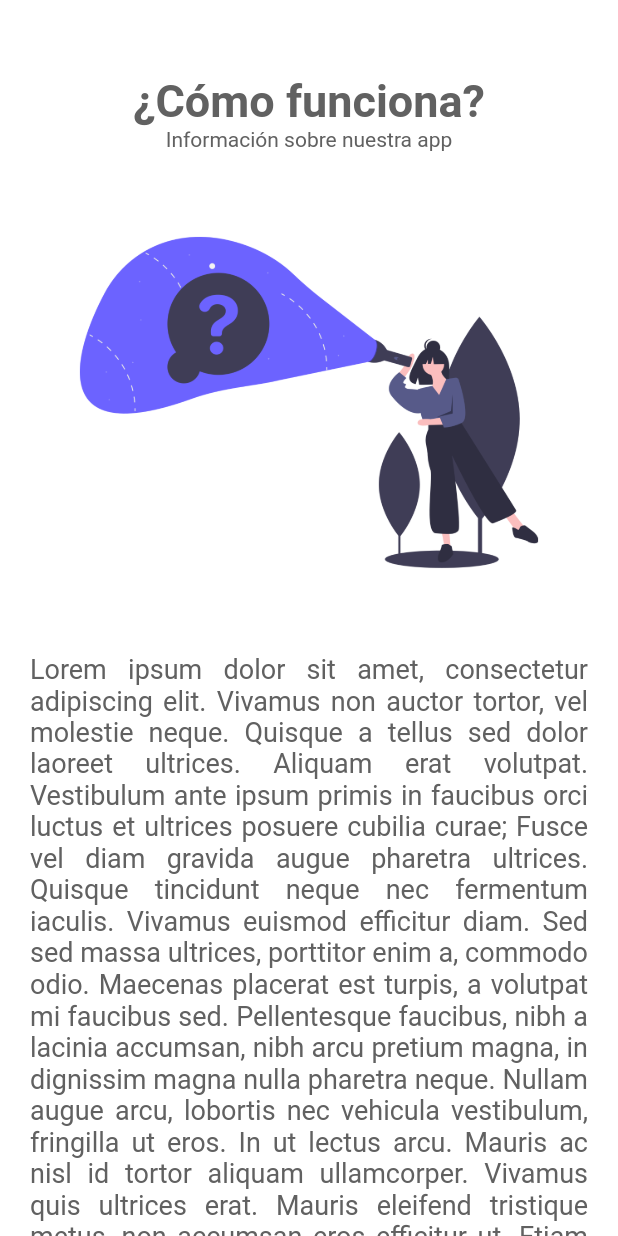
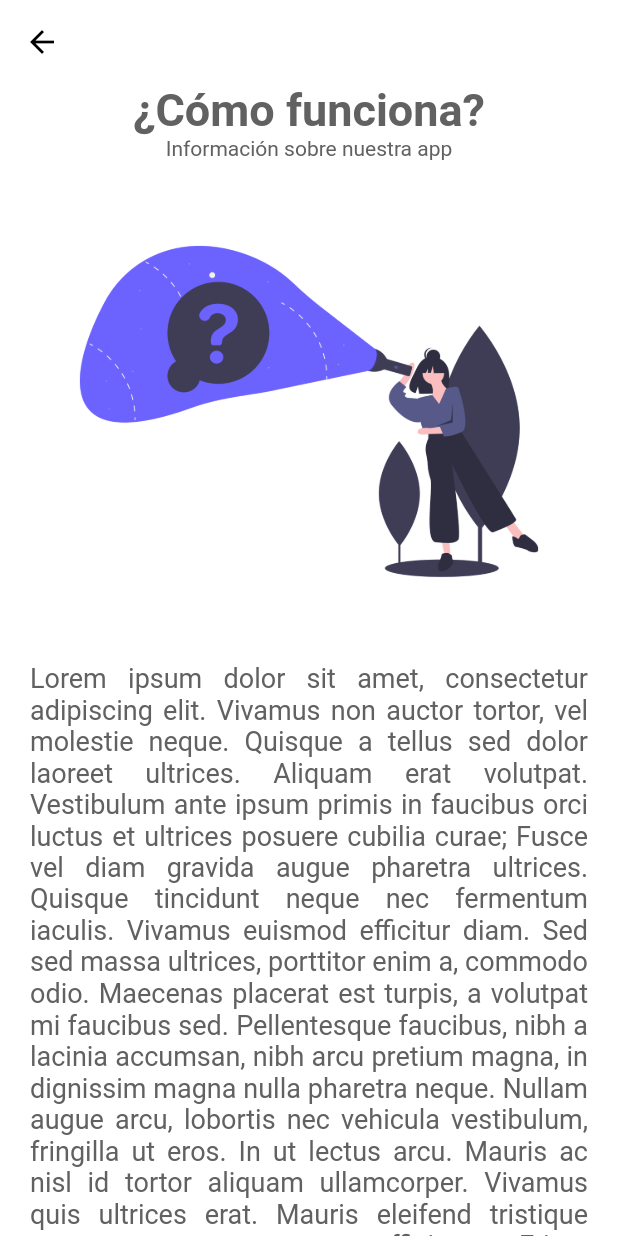
Before and after one commit to ErickLlerenas/diamonds-for-ff, a Flutter app: the HowItWorks screen opened directly, on a phone screen of 412 x 824 dp. Run offline on Flutter 3.47's test engine with Material 2 defaults, Android fonts, the phone set to English and light mode, and no system bars; our stand-ins replace cloud_firestore, font_awesome_flutter, google_sign_in; missing offline and left inert: applovin, flutter_auth_buttons; accounts and stored records are empty.

```diff
--- a/lib/screens/awards_screen.dart
+++ b/lib/screens/awards_screen.dart
@@ -15,14 +15,10 @@ class _AdwardsScreenState extends State<AdwardsScreen> {
     return Scaffold(
       backgroundColor: Colors.white,
       body: SingleChildScrollView(
-        padding: EdgeInsets.symmetric(vertical: 40),
         child: Center(
           child: Column(
             mainAxisAlignment: MainAxisAlignment.center,
             children: <Widget>[
-              SizedBox(
-                height: 20,
-              ),
               Text(
                 "Canjea Diamantes",
                 style: TextStyle(
--- a/lib/screens/how_it_works.dart
+++ b/lib/screens/how_it_works.dart
@@ -4,28 +4,42 @@ class HowItWorks extends StatelessWidget {
   @override
   Widget build(BuildContext context) {
     return Scaffold(
+      appBar: AppBar(
+        backgroundColor: Colors.white,
+        elevation: 0,
+      ),
       backgroundColor: Colors.white,
       body: SingleChildScrollView(
         child: Container(
-          margin: EdgeInsets.all(20),
+          margin: EdgeInsets.symmetric(horizontal: 20),
           child: Column(
             children: <Widget>[
-              SizedBox(height: 30,),
-               Text("¿Cómo funciona?",style: TextStyle(color: Colors.grey[700],fontWeight: FontWeight.bold,fontSize: 30),),
-              Text("Información sobre nuestra app",style: TextStyle(color:Colors.grey[700]),),
-                            SizedBox(height: 30,),
-
+              Text(
+                "¿Cómo funciona?",
+                style: TextStyle(
+                    color: Colors.grey[700],
+                    fontWeight: FontWeight.bold,
+                    fontSize: 30),
+              ),
+              Text(
+                "Información sobre nuestra app",
+                style: TextStyle(color: Colors.grey[700]),
+              ),
+              SizedBox(
+                height: 30,
+              ),
               Container(
                   height: MediaQuery.of(context).size.height / 3,
                   child: Image.asset('assets/question.png')),
-                  SizedBox(
-                    height: 30,
-                  ),
+              SizedBox(
+                height: 30,
+              ),
               Text(
                 'Lorem ipsum dolor sit amet, consectetur adipiscing elit. Vivamus non auctor tortor, vel molestie neque. Quisque a tellus sed dolor laoreet ultrices. Aliquam erat volutpat. Vestibulum ante ipsum primis in faucibus orci luctus et ultrices posuere cubilia curae; Fusce vel diam gravida augue pharetra ultrices. Quisque tincidunt neque nec fermentum iaculis. Vivamus euismod efficitur diam. Sed sed massa ultrices, porttitor enim a, commodo odio. Maecenas placerat est turpis, a volutpat mi faucibus sed. Pellentesque faucibus, nibh a lacinia accumsan, nibh arcu pretium magna, in dignissim magna nulla pharetra neque. Nullam augue arcu, lobortis nec vehicula vestibulum, fringilla ut eros. In ut lectus arcu. Mauris ac nisl id tortor aliquam ullamcorper. Vivamus quis ultrices erat. Mauris eleifend tristique metus, non accumsan eros efficitur ut. Etiam pellentesque tincidunt posuere.',
                 textAlign: TextAlign.justify,
                 style: TextStyle(fontSize: 18, color: Colors.grey[700]),
-              )
+              ),
+              SizedBox(height: 30)
             ],
           ),
         ),
```
Also changed, not shown: lib/main.dart (+7 -4 lines), lib/screens/ads_screen.dart (+31 -8 lines), lib/screens/home.dart (+5 -2 lines), lib/states/app_state.dart (+126 -17 lines), lib/widgets/my_drawer.dart (+8 -3 lines), pubspec.lock.
